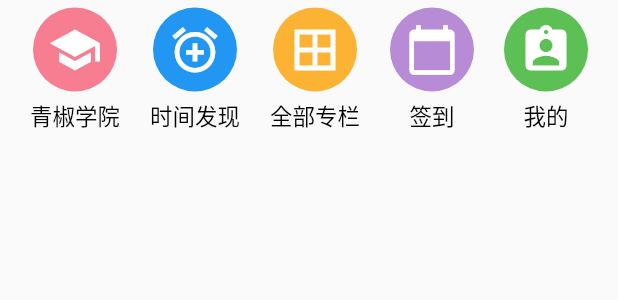
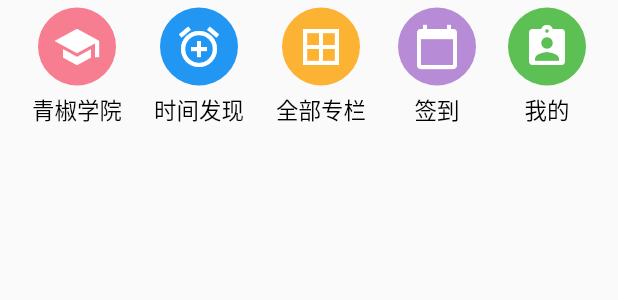
Before and after one commit to zhaoqi-lab/Test, a Flutter app: the Time_IconRow widget shown alone on an empty page, opened directly, on a phone screen of 412 x 824 dp. Shown: the top 300 px of the screen. Run offline on Flutter 3.47's test engine with Material 2 defaults, Android fonts, the light colour scheme and no system bars; our stand-ins replace cached_network_image, dio, fluro, flutter_swiper, palette_generator, shared_preferences and 1 more; accounts and stored records are empty; network calls fail; statements that could not run were skipped; project files that could hold a hidden picture were left out.

Commit message:
first merge

```diff
--- a/douban_try01/lib/views/shop/Iconindividuality.dart
+++ b/douban_try01/lib/views/shop/Iconindividuality.dart
@@ -25,7 +25,7 @@ class _IconIndividualityState extends State<IconIndividuality> {
             onPressed: null,
             color:Color.fromRGBO(159,159,159, 1),
             iconSize: widget.size==null? 36:widget.size,
-            padding: EdgeInsets.all(10.0),
+            padding: EdgeInsets.all(8.0),
           ),
           decoration:BoxDecoration(
             borderRadius: BorderRadius.circular(90),
--- a/douban_try01/lib/views/shop/View_two.dart
+++ b/douban_try01/lib/views/shop/View_two.dart
@@ -68,6 +68,7 @@ class Time_IconRow extends StatelessWidget {
       children: [
         IconIndividuality(icons: Icon(Icons.school,
           color: Colors.white,
+          size:32
         ),
           texts: Text("青椒学院",style: TextStyle(
             color: Color.fromRGBO(0,0,0,75),
@@ -76,7 +77,7 @@ class Time_IconRow extends StatelessWidget {
           ),
           color: Color.fromRGBO(247,125,145,1),
         ),
-        IconIndividuality(icons: Icon(Icons.add_alarm,color: Colors.white),
+        IconIndividuality(icons: Icon(Icons.add_alarm,color: Colors.white, size:32),
           texts: Text("时间发现",style: TextStyle(
             color: Color.fromRGBO(0,0,0,75),
             fontSize: 15,
@@ -84,7 +85,7 @@ class Time_IconRow extends StatelessWidget {
           ),
           color: Colors.blue,
         ),
-        IconIndividuality(icons: Icon(Icons.border_all,color: Colors.white),
+        IconIndividuality(icons: Icon(Icons.border_all,color: Colors.white, size:32),
           texts: Text("全部专栏",style: TextStyle(
             color: Color.fromRGBO(0,0,0,75),
             fontSize: 15,
@@ -92,7 +93,7 @@ class Time_IconRow extends StatelessWidget {
           ),
           color: Color.fromRGBO(252,179,51,20),
         ),
-        IconIndividuality(icons: Icon(Icons.calendar_today,color: Colors.white),
+        IconIndividuality(icons: Icon(Icons.calendar_today,color: Colors.white, size:32),
           texts: Text("签到",style: TextStyle(
             color: Color.fromRGBO(0,0,0,75),
             fontSize: 15,
@@ -100,7 +101,7 @@ class Time_IconRow extends StatelessWidget {
           ),
           color: Color.fromRGBO(183,139,214, 20),
         ),
-        IconIndividuality(icons: Icon(Icons.assignment_ind,color: Colors.white),
+        IconIndividuality(icons: Icon(Icons.assignment_ind,color: Colors.white, size:32),
           texts: Text("我的",style: TextStyle(
             color:Color.fromRGBO(0,0,0,75),
             fontSize: 15,
```
Also changed, not shown: douban_try01/pubspec.lock.
